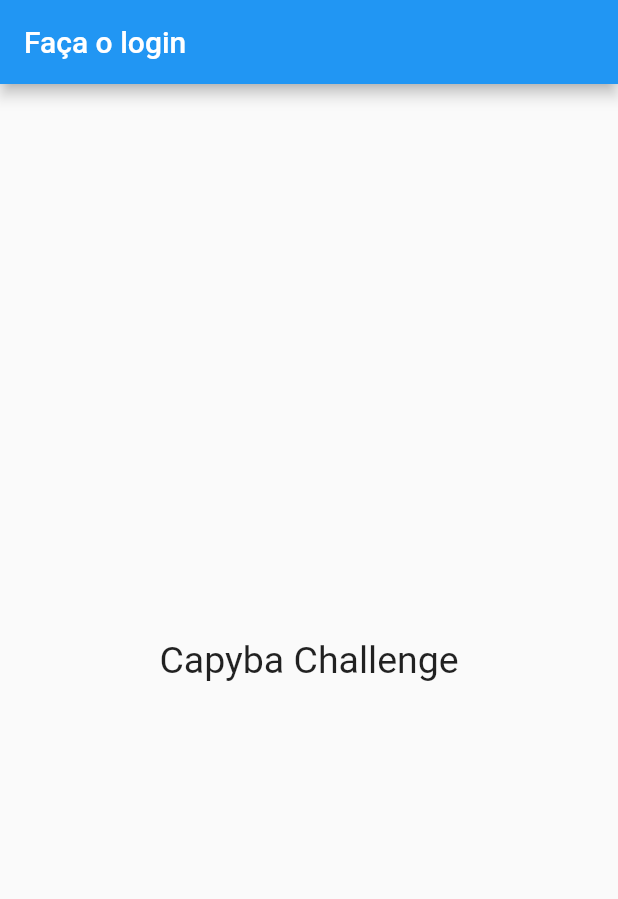
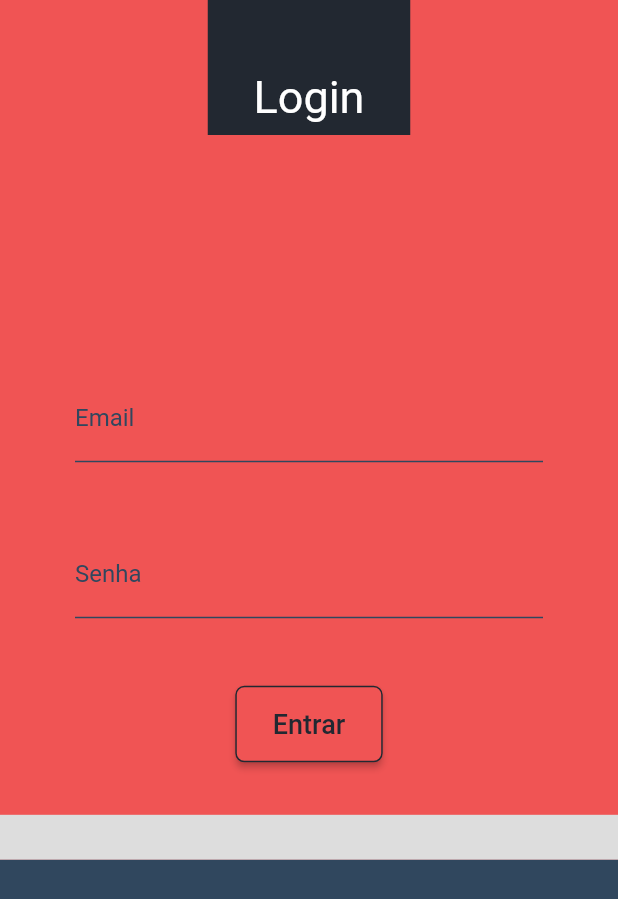
Before and after one commit to gabrielar4ujo/capyba-challenge-frontend, a Flutter app: the screen it shows after launch, on a phone screen of 412 x 824 dp. Shown: the top 899 px of the screen. Run offline on Flutter 3.47's test engine with Material 2 defaults, Android fonts, the light colour scheme and no system bars.

Commit message:
started construction login page

```diff
--- /dev/null
+++ b/lib/locales/pt_br/_labels.dart
@@ -0,0 +1,4 @@
+const labels = {
+  "email": "Email",
+  "password": "Senha"
+};
--- /dev/null
+++ b/lib/locales/pt_br/labels.dart
@@ -0,0 +1,9 @@
+import 'package:capyba_challenge_frontend/locales/pt_br/_labels.dart';
+
+class Labels {
+
+  String get(key) {
+    return labels[key].toString();
+  }
+
+}
--- a/lib/pages/LoginPage/login_page.dart
+++ b/lib/pages/LoginPage/login_page.dart
@@ -1,3 +1,7 @@
+import 'package:capyba_challenge_frontend/locales/pt_br/labels.dart';
+import 'package:capyba_challenge_frontend/pages/LoginPage/widgets/form_field.dart';
+import 'package:capyba_challenge_frontend/shared/widgets/custom_header.dart';
+import 'package:capyba_challenge_frontend/shared/widgets/input_text.dart';
 import 'package:flutter/material.dart';
 
 class LoginPage extends StatefulWidget {
@@ -8,14 +12,43 @@ class LoginPage extends StatefulWidget {
 }
 
 class _LoginPageState extends State<LoginPage> {
-
+  final _formKey = GlobalKey<FormState>();
   @override
   Widget build(BuildContext context) {
+    final double _width = MediaQuery.of(context).size.width;
+    final double _height = MediaQuery.of(context).size.height;
     return Scaffold(
+      backgroundColor: const Color(0xfff05454),
       appBar: AppBar(
-        title: const Text("Faça o login"),
+        toolbarHeight: 0,
+        backgroundColor: const Color(0xfff05454),
+        elevation: 0,
       ),
-      body: const Center(child: Text("Capyba Challenge", style: TextStyle(fontSize: 25),),),
+      body: SingleChildScrollView(
+        child: Column(
+          children: [
+            const CustomHeader(title: "Login"),
+            ConstrainedBox(
+                constraints: BoxConstraints(minHeight: _height * 0.55),
+                child: Padding(
+                  padding: const EdgeInsets.only(bottom: 35),
+                  child: CustomFormField(
+                    formKey: _formKey,
+                  ),
+                )),
+            Container(
+              width: _width,
+              height: 30,
+              color: const Color(0xffdddddd),
+            ),
+            Container(
+              width: _width,
+              height: (_height * 0.45) - 30,
+              color: const Color(0xff30475e),
+            ),
+          ],
+        ),
+      ),
     );
   }
 }
--- /dev/null
+++ b/lib/pages/LoginPage/widgets/form_field.dart
@@ -0,0 +1,54 @@
+import 'package:capyba_challenge_frontend/locales/pt_br/labels.dart';
+import 'package:capyba_challenge_frontend/shared/widgets/input_text.dart';
+import 'package:flutter/material.dart';
+
+class CustomFormField extends StatefulWidget {
+  final GlobalKey<FormState> formKey;
+  const CustomFormField({Key? key, required this.formKey}) : super(key: key);
+
+  @override
+  _CustomFormFieldState createState() => _CustomFormFieldState();
+}
+
+class _CustomFormFieldState extends State<CustomFormField> {
+  @override
+  Widget build(BuildContext context) {
+    return Form(
+      key: widget.formKey,
+      child: Column(
+        mainAxisAlignment: MainAxisAlignment.end,
+        children: [
+          InputText(
+            title: Labels().get("email"),
+          ),
+          const Divider(
+            color: Colors.transparent,
+            height: 45,
+          ),
+          InputText(
+            title: Labels().get("password"),
+            hiddenText: true,
+          ),
+          const Divider(
+            color: Colors.transparent,
+            height: 45,
+          ),
+          ElevatedButton(
+              onPressed: () {},
+              style: ElevatedButton.styleFrom(
+                  primary: const Color(0xfff05454),
+                  onSurface: Colors.white,
+                  padding:
+                      const EdgeInsets.symmetric(horizontal: 25, vertical: 15),
+                  side: const BorderSide(color: Color(0xff222831)),
+                  shape: const RoundedRectangleBorder(
+                      borderRadius: BorderRadius.all(Radius.circular(6)))),
+              child: const Text(
+                "Entrar",
+                style: TextStyle(color: Color(0xff222831), fontSize: 18),
+              )),
+        ],
+      ),
+    );
+  }
+}
--- /dev/null
+++ b/lib/shared/widgets/custom_header.dart
@@ -0,0 +1,27 @@
+import 'package:flutter/material.dart';
+
+class CustomHeader extends StatelessWidget {
+  final String title;
+  const CustomHeader({Key? key, required this.title}) : super(key: key);
+
+  @override
+  Widget build(BuildContext context) {
+    return Container(
+      width: double.infinity,
+      height: 90,
+      alignment: Alignment.topCenter,
+      color: const Color(0xfff05454),
+      child: Container(
+        alignment: Alignment.bottomCenter,
+        padding: const EdgeInsets.only(bottom: 8),
+        width: 135,
+        height: 90,
+        color: const Color(0xff222831),
+        child: Text(
+          title,
+          style: const TextStyle(color: Colors.white, fontSize: 30),
+        ),
+      ),
+    );
+  }
+}
--- /dev/null
+++ b/lib/shared/widgets/input_text.dart
@@ -0,0 +1,25 @@
+import 'package:flutter/material.dart';
+
+class InputText extends StatelessWidget {
+  final String title;
+  final bool hiddenText;
+  const InputText({Key? key, required this.title, this.hiddenText = false }) : super(key: key);
+  final Color color = const Color(0xff30475e);
+  @override
+  Widget build(BuildContext context) {
+    return Padding(
+      padding: const EdgeInsets.symmetric(horizontal: 50),
+      child: TextFormField(
+        cursorColor: Colors.white,
+        style: const TextStyle(color: Colors.white),
+        obscureText: hiddenText,
+        decoration: InputDecoration(
+            labelText: title,
+            labelStyle: TextStyle(color: color),
+            enabledBorder: UnderlineInputBorder(borderSide: BorderSide(color: color)),
+            focusedBorder: UnderlineInputBorder(borderSide: BorderSide(color: color))
+            ),
+      ),
+    );
+  }
+}
```
